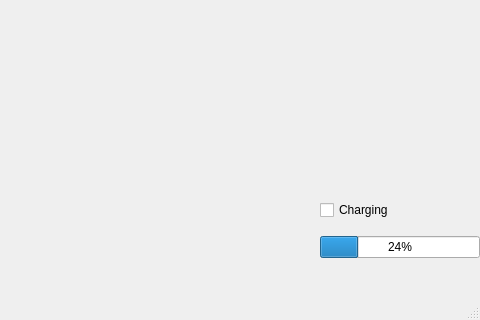
First picture: the form in mainwindow.ui, repository luka-weicker/3004_Final, before the edit; both pictures show x 320 to 800 and y 280 to 600 of the 800 by 600 pixel window.
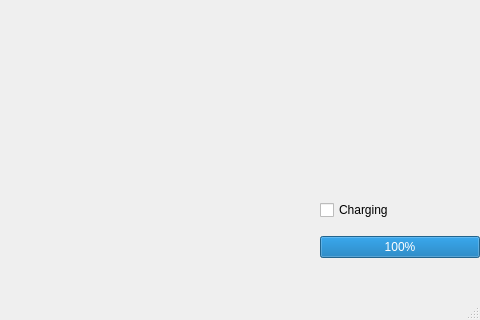
Second picture: the form after the edit.

```diff
--- a/mainwindow.ui
+++ b/mainwindow.ui
@@ -236,7 +236,7 @@
      <item>
       <widget class="QProgressBar" name="batteryBar">
        <property name="value">
-        <number>24</number>
+        <number>100</number>
        </property>
       </widget>
      </item>
```
